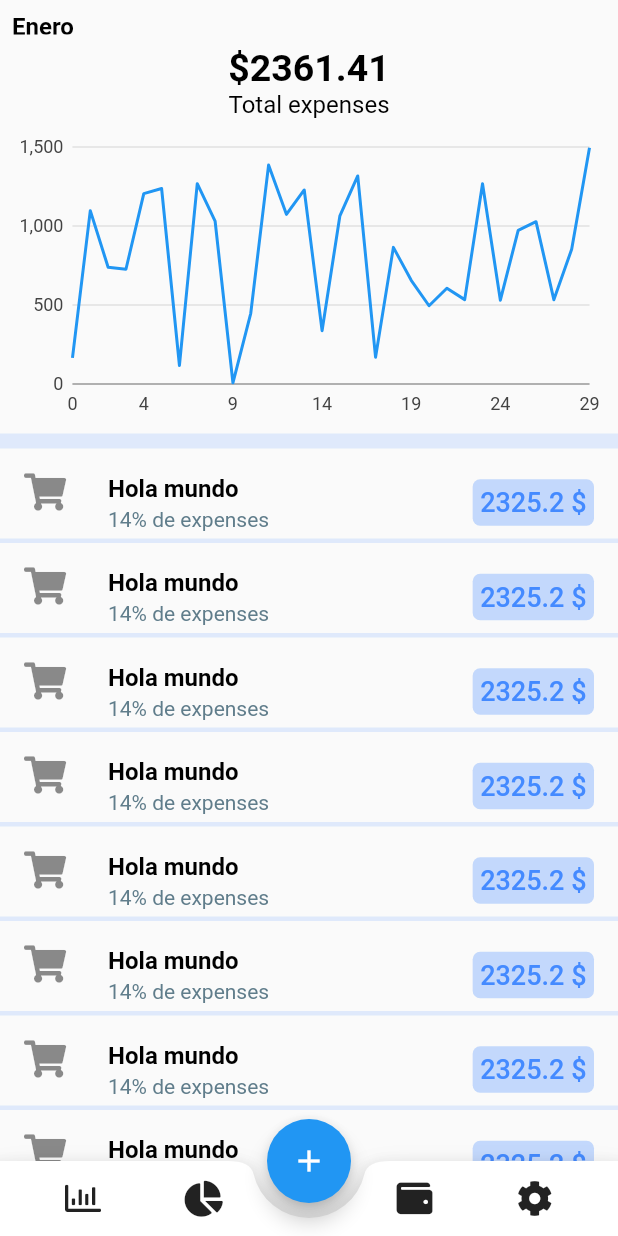
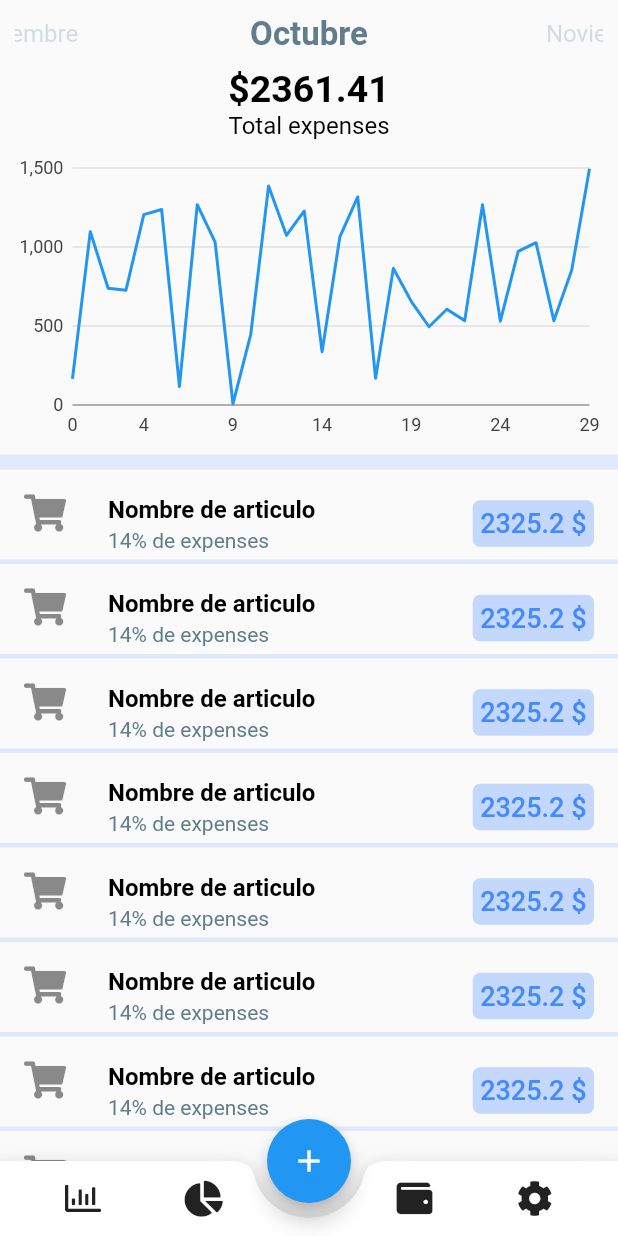
Before and after one commit to oswaldom-code/control_gastos, a Flutter app: the screen it shows after launch, on a phone screen of 412 x 824 dp. Run offline on Flutter 3.47's test engine with Material 2 defaults, Android fonts, the phone set to English and light mode, and no system bars; our stand-ins replace charts_flutter, font_awesome_flutter.

Commit message:
UI principal

```diff
--- a/lib/main.dart
+++ b/lib/main.dart
@@ -1,3 +1,7 @@
+//import 'dart:html';
+
+//import 'dart:html';
+
 import 'package:control_gastos/graph_widget.dart';
 import 'package:flutter/material.dart';
 import 'package:font_awesome_flutter/font_awesome_flutter.dart';
@@ -19,8 +23,22 @@ class MyApp extends StatelessWidget {
   }
 }
 
-class HomeScreen extends StatelessWidget {
-  const HomeScreen({Key key}) : super(key: key);
+class HomeScreen extends StatefulWidget {
+  @override
+  _HomeScreenState createState() => _HomeScreenState();
+}
+
+class _HomeScreenState extends State<HomeScreen> {
+  PageController _controller;
+  int currentPage = 9;
+
+  @override
+  void initState() {
+    super.initState();
+    _controller =
+        PageController(initialPage: currentPage, viewportFraction: 0.40);
+  }
+
   Widget _helperBottomAppBarAction(IconData icon) {
     return ClipOval(
       child: Material(
@@ -72,79 +90,70 @@ class HomeScreen extends StatelessWidget {
       )),
     );
   }
+
+  Widget _helperpageItem(String name, position) {
+    var _alignment;
+    if (position == currentPage) {
+      _alignment = Alignment.center;
+    } else {
+      if (position < currentPage) {
+        _alignment = Alignment.centerLeft;
+      } else {
+        _alignment = Alignment.centerRight;
+      }
+    }
+    return Align(
+      alignment: _alignment,
+      child: position == currentPage
+          ? Text(
+              name,
+              style: TextStyle(
+                color: Colors.blueGrey,
+                fontWeight: FontWeight.bold,
+                fontSize: 22,
+              ),
+            )
+          : Text(
+              name,
+              style: TextStyle(
+                color: Colors.blueGrey.withOpacity(0.25),
+                fontSize: 16,
+              ),
+            ),
+    );
   }
 
   Widget _selector() {
+    // ->> PageView
     return Padding(
-    padding: const EdgeInsets.all(8.0),
+      padding: const EdgeInsets.all(10.0),
       child: SizedBox.fromSize(
-      size: Size.fromHeight(15),
+        size: Size.fromHeight(25),
         child: PageView(
+          onPageChanged: (newPage) {
+            setState(() {
+              currentPage = newPage;
+            });
+          },
+          controller: _controller,
           children: [
-          Text('Enero',
-              style: TextStyle(
-                  color: Colors.black,
-                  fontSize: 16,
-                  fontWeight: FontWeight.bold)),
-          Text('Febrero',
-              style: TextStyle(
-                  color: Colors.black,
-                  fontSize: 16,
-                  fontWeight: FontWeight.bold)),
-          Text('Marzo',
-              style: TextStyle(
-                  color: Colors.black,
-                  fontSize: 16,
-                  fontWeight: FontWeight.bold)),
-          Text('Abril',
-              style: TextStyle(
-                  color: Colors.black,
-                  fontSize: 16,
-                  fontWeight: FontWeight.bold)),
-          Text('Mayo',
-              style: TextStyle(
-                  color: Colors.black,
-                  fontSize: 16,
-                  fontWeight: FontWeight.bold)),
-          Text('Junio',
-              style: TextStyle(
-                  color: Colors.black,
-                  fontSize: 16,
-                  fontWeight: FontWeight.bold)),
-          Text('Julio',
-              style: TextStyle(
-                  color: Colors.black,
-                  fontSize: 16,
-                  fontWeight: FontWeight.bold)),
-          Text('Agosto',
-              style: TextStyle(
-                  color: Colors.black,
-                  fontSize: 16,
-                  fontWeight: FontWeight.bold)),
-          Text('Septiembre',
-              style: TextStyle(
-                  color: Colors.black,
-                  fontSize: 16,
-                  fontWeight: FontWeight.bold)),
-          Text('Octubre',
-              style: TextStyle(
-                  color: Colors.black,
-                  fontSize: 16,
-                  fontWeight: FontWeight.bold)),
-          Text('Noviembre',
-              style: TextStyle(
-                  color: Colors.black,
-                  fontSize: 16,
-                  fontWeight: FontWeight.bold)),
-          Text('Diciembre',
-              style: TextStyle(
-                  color: Colors.black,
-                  fontSize: 16,
-                  fontWeight: FontWeight.bold)),
+            _helperpageItem('Enero', 0),
+            _helperpageItem('Febrero', 1),
+            _helperpageItem('Marzo', 2),
+            _helperpageItem('Abril', 3),
+            _helperpageItem('Mayo', 4),
+            _helperpageItem('Junio', 5),
+            _helperpageItem('Julio', 6),
+            _helperpageItem('Agosto', 7),
+            _helperpageItem('Septiembre', 8),
+            _helperpageItem('Octubre', 9),
+            _helperpageItem('Noviembre', 10),
+            _helperpageItem('Diciembre', 11),
           ],
         ),
       ),
     );
+  }
 }
 
 Widget _expenses() {
@@ -207,12 +216,14 @@ Widget _item(IconData icon, String nombre, int percent, double value) {
   );
 }
 
+int articuloItem = 1;
+
 Widget _list() {
   return Expanded(
       child: ListView.separated(
           itemCount: 15,
-          itemBuilder: (BuildContext contexto, int index) =>
-              _item(FontAwesomeIcons.shoppingCart, 'Hola mundo', 14, 2325.2),
+          itemBuilder: (BuildContext contexto, int index) => _item(
+              FontAwesomeIcons.shoppingCart, 'Nombre de articulo', 14, 2325.2),
           separatorBuilder: (BuildContext contexto, int index) {
             return Container(
               //Linea divisoria items
--- a/pubspec.yaml
+++ b/pubspec.yaml
@@ -25,6 +25,7 @@ dependencies:
     sdk: flutter
   font_awesome_flutter: ^8.10.0
   charts_flutter: ^0.9.0
+  cloud_firestore: ^0.14.3+1
 
 
   # The following adds the Cupertino Icons font to your application.
```
Also changed, not shown: 1 other file. Lines whose indentation alone changed are shown as unchanged.
